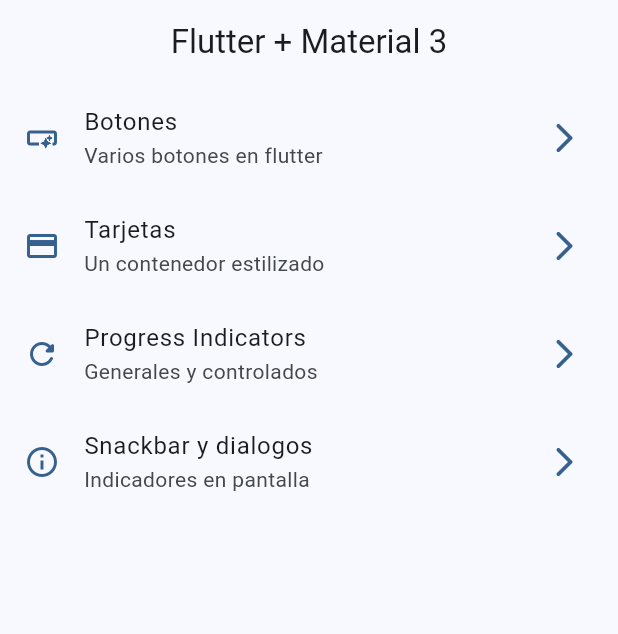
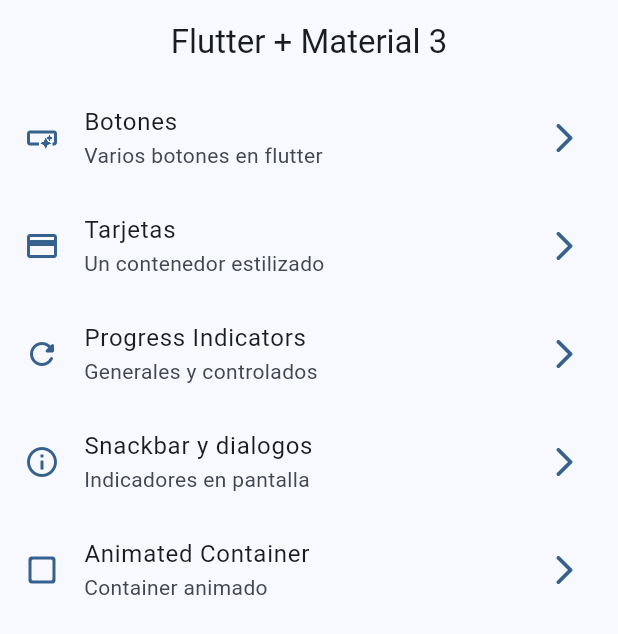
Before and after one commit to kanon488/widgets_app, a Flutter app: the screen it shows after launch, on a phone screen of 412 x 824 dp. Shown: the top 634 px of the screen. Run offline on Flutter 3.47's test engine with Material 3 defaults, Android fonts, the phone set to English and light mode, and no system bars; our stand-ins replace go_router.

Commit message:
animated container finished

```diff
--- a/lib/config/menu/menu_item.dart
+++ b/lib/config/menu/menu_item.dart
@@ -37,5 +37,9 @@ const appMenuItems = <MenuItem>[
         title: 'Snackbar y dialogos',
         subtitle: 'Indicadores en pantalla',
         link: '/snackbars',
-        icon: Icons.info_outline)
+        icon: Icons.info_outline),
+        MenuItem(title: 'Animated Container',
+        subtitle: 'Container animado',
+        link: '/animated',
+        icon: Icons.check_box_outline_blank_rounded)
 ];
--- a/lib/config/router/app_router.dart
+++ b/lib/config/router/app_router.dart
@@ -27,6 +27,10 @@ final appRouter = GoRouter(
       GoRoute(
         path: '/snackbars',
         name: SnackbarScreen.name,
-        builder: (context, state) => SnackbarScreen())
+        builder: (context, state) => SnackbarScreen()),
+      GoRoute(path: '/animated',
+        name: AnimatedScreen.name,
+        builder: (context,state) => AnimatedScreen()
+      )
   ],
 );
```
Also changed, not shown: lib/config/presentation/screens/animated/animated_screen.dart (+49 -2 lines).
